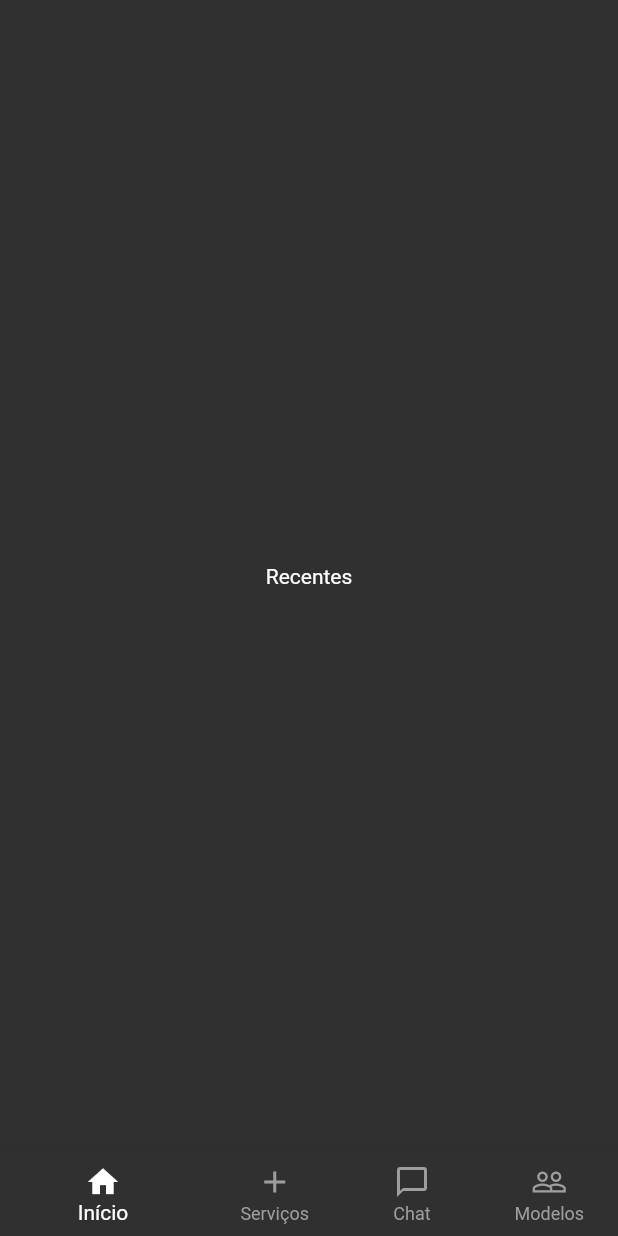
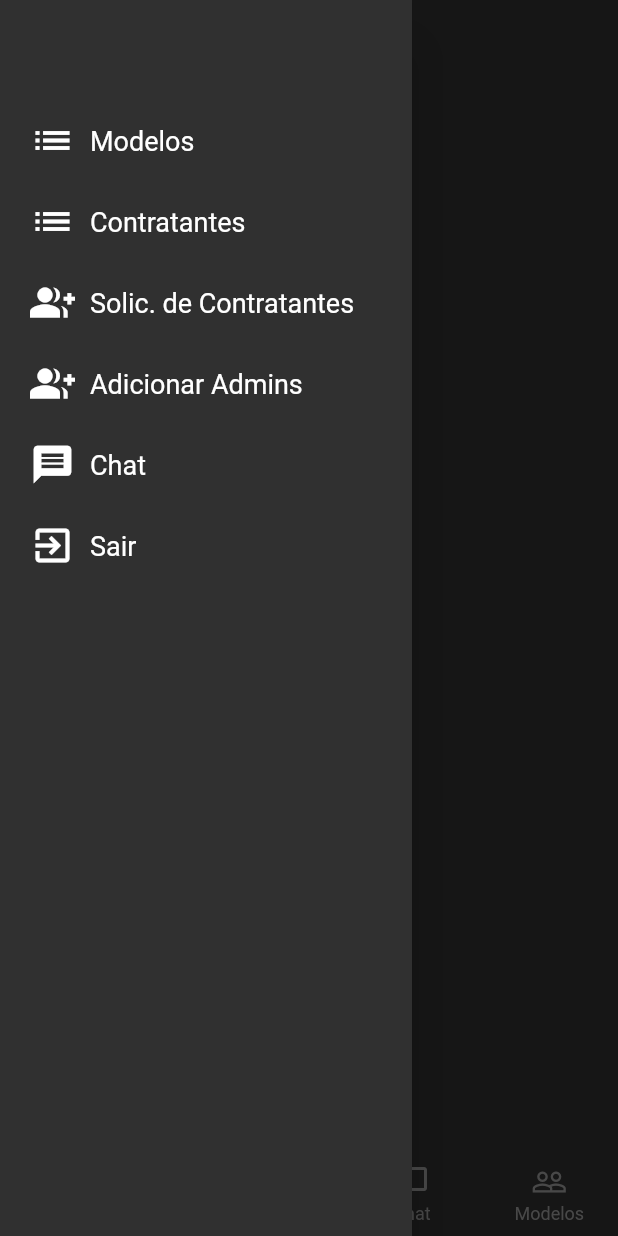
Before and after one commit to kauemurakami/mmodel-front-flutter, a Flutter app: the HomeContratantePage screen opened by its route, with the side drawer open (before the commit the screen has no drawer), on a phone screen of 412 x 824 dp. Run offline on Flutter 3.47's test engine with Material 2 defaults, Android fonts, the phone set to English and light mode, and no system bars; our stand-ins replace get, validators; missing offline and left inert: autocomplete_textfield; Roboto replaces fonts that are missing (Raleway).

Commit message:
upload final

```diff
--- a/vmodel/lib/src/routes/my_routes.dart
+++ b/vmodel/lib/src/routes/my_routes.dart
@@ -1,11 +1,14 @@
 import 'package:get/get.dart';
+import 'package:vmodel/src/ui/android/adicionar_admins/add_admins_page.dart';
 import 'package:vmodel/src/ui/android/alterar_perfil/alterar_perfil_page.dart';
 import 'package:vmodel/src/ui/android/cadastro/cadastro_contratante_page.dart';
 import 'package:vmodel/src/ui/android/cadastro/cadastro_modelo_page.dart';
 import 'package:vmodel/src/ui/android/contratante_home/contratante_home_page.dart';
+import 'package:vmodel/src/ui/android/contratantes_cadastrados/contratantes_cadastrados_page.dart';
 import 'package:vmodel/src/ui/android/login/login_page.dart';
 import 'package:vmodel/src/ui/android/portifolio/user_portifolio.dart';
 import 'package:vmodel/src/ui/android/recuperar_senha.dart/recuperar_senha_widget.dart';
+import 'package:vmodel/src/ui/android/solicitacao_contratante/solicitacao_contratante_page.dart';
 import 'package:vmodel/src/ui/android/splash/splash_page.dart';
 import 'package:vmodel/src/ui/android/tipo_cadastro/tipo_cadastro.dart';
 import 'package:vmodel/src/ui/android/user_home/user_home_page.dart';
@@ -23,5 +26,8 @@ class MyRoutes {
     GetPage(name: '/cadastroContratante', page:()=> CadastroContratantePage()),
     GetPage(name: '/portifolio', page:()=> PortifolioPage()),
     GetPage(name: '/alterarPerfilModelo', page:()=> AlterarPerfilPage()),
+    GetPage(name: '/addAdmin', page:()=> AdicionarAdminPage()),
+    GetPage(name: '/solicitacaoContratante', page:()=> SolicitacaoContratantePage()),
+    GetPage(name: '/contratantesCadastrados', page:()=> ContratantesCadastradosPage()),
   ];
 }
--- a/vmodel/lib/src/ui/android/contratante_home/contratante_home_page.dart
+++ b/vmodel/lib/src/ui/android/contratante_home/contratante_home_page.dart
@@ -1,4 +1,5 @@
 import 'package:flutter/material.dart';
+import 'package:vmodel/src/ui/android/contratante_home/widgets/drawer_contratante.dart';
 import 'package:vmodel/src/ui/android/contratante_home/widgets/telas/chat_contratante_home.dart';
 import 'package:vmodel/src/ui/android/contratante_home/widgets/telas/modelos_contratante_home.dart';
 import 'package:vmodel/src/ui/android/contratante_home/widgets/telas/recentes_cadastrante_home.dart';
@@ -11,11 +12,10 @@ class HomeContratantePage extends StatefulWidget {
 
 class _HomeContratantePageState extends State<HomeContratantePage> {
   var _indiceAtual = 0;
-
+  final GlobalKey<ScaffoldState> _scaffoldKey = GlobalKey<ScaffoldState>();
 
   @override
   Widget build(BuildContext context) {
-
     List<Widget> telas = [
       RecentesPage(),
       ServicosPage(),
@@ -24,16 +24,35 @@ class _HomeContratantePageState extends State<HomeContratantePage> {
     ];
 
     return Scaffold(
-      body:Container(
+      key: _scaffoldKey,
+      drawer: DrawerContratanteWidget(),
+      body: Stack(
+        children: <Widget>[
+          Container(
               color: Colors.red,
               padding: EdgeInsets.all(0),
               child: telas[_indiceAtual]),
+          Positioned(
+            left: 5,
+            child: SafeArea(
+              child: IconButton(
+                icon: Icon(Icons.menu, color: Colors.white),
+                onPressed: () {
+                  //drawer menu
+                  _scaffoldKey.currentState.openDrawer();
+                },
+                splashColor: Theme.of(context).accentColor,
+              ),
+            ),
+          ),
+        ],
+      ),
       bottomNavigationBar: BottomNavigationBar(
           unselectedItemColor: Colors.grey,
           showUnselectedLabels: true,
           type: BottomNavigationBarType.shifting,
           currentIndex: _indiceAtual,
-           onTap: (index){
+          onTap: (index) {
             setState(() {
               _indiceAtual = index;
             });
--- a/vmodel/lib/src/ui/android/widgets/drawer_widget.dart
+++ b/vmodel/lib/src/ui/android/contratante_home/widgets/drawer_contratante.dart
@@ -1,6 +1,7 @@
 import 'package:flutter/material.dart';
+import 'package:get/get.dart';
 
-class DrawerWidget extends StatelessWidget {
+class DrawerContratanteWidget extends StatelessWidget {
   @override
   Widget build(BuildContext context) {
     return Container(
@@ -17,14 +18,14 @@ class DrawerWidget extends StatelessWidget {
                     child: Row(
                       children: <Widget>[
                         Icon(
-                          Icons.content_paste,
+                          Icons.list,
                           size: 30,
                         ),
                         SizedBox(
                           width: 10,
                         ),
                         Text(
-                          "Jobs Candidatados",
+                          "Modelos",
                           style: TextStyle(fontSize: 18),
                         )
                       ],
@@ -39,19 +40,63 @@ class DrawerWidget extends StatelessWidget {
                     child: Row(
                       children: <Widget>[
                         Icon(
-                          Icons.featured_play_list,
+                          Icons.list,
                           size: 30,
                         ),
                         SizedBox(
                           width: 10,
                         ),
                         Text(
-                          "Jobs",
+                          "Contratantes",
                           style: TextStyle(fontSize: 18),
                         )
                       ],
                     ),
-                    onTap: () {},
+                    onTap: ()=> Get.toNamed('contratantesCadastrados')
+                  ),
+                ),
+                Padding(
+                  padding: const EdgeInsets.only(left: 20, top: 24.0),
+                  child: InkWell(
+                    splashColor: Theme.of(context).accentColor,
+                    child: Row(
+                      children: <Widget>[
+                        Icon(
+                          Icons.group_add,
+                          size: 30,
+                        ),
+                        SizedBox(
+                          width: 10,
+                        ),
+                        Text(
+                          "Solic. de Contratantes",
+                          style: TextStyle(fontSize: 18),
+                        )
+                      ],
+                    ),
+                    onTap: (){ Get.toNamed('solicitacaoContratante');},
+                  ),
+                ),
+                Padding(
+                  padding: const EdgeInsets.only(left: 20, top: 24.0),
+                  child: InkWell(
+                    splashColor: Theme.of(context).accentColor,
+                    child: Row(
+                      children: <Widget>[
+                        Icon(
+                          Icons.group_add,
+                          size: 30,
+                        ),
+                        SizedBox(
+                          width: 10,
+                        ),
+                        Text(
+                          "Adicionar Admins",
+                          style: TextStyle(fontSize: 18),
+                        )
+                      ],
+                    ),
+                    onTap: ()=> Get.toNamed('addAdmin'),
                   ),
                 ),
                 Padding(
@@ -69,28 +114,6 @@ class DrawerWidget extends StatelessWidget {
                         ),
                         Text(
                           "Chat",
-                          style: TextStyle(fontSize: 18),
-                        )
-                      ],
-                    ),
-                    onTap: () {},
-                  ),
-                ),
-                Padding(
-                  padding: const EdgeInsets.only(left: 20, top: 24.0),
-                  child: InkWell(
-                    splashColor: Theme.of(context).accentColor,
-                    child: Row(
-                      children: <Widget>[
-                        Icon(
-                          Icons.receipt,
-                          size: 30,
-                        ),
-                        SizedBox(
-                          width: 10,
-                        ),
-                        Text(
-                          "Solicitações",
                           style: TextStyle(fontSize: 18),
                         )
                       ],
--- /dev/null
+++ b/vmodel/lib/src/ui/android/contratantes_cadastrados/helper/g_key.dart
@@ -0,0 +1,6 @@
+import 'package:autocomplete_textfield/autocomplete_textfield.dart';
+import 'package:flutter/widgets.dart';
+
+class GKeys {
+  static final gKey1 = new GlobalKey<AutoCompleteTextFieldState<String>>();
+}
--- a/vmodel/pubspec.yaml
+++ b/vmodel/pubspec.yaml
@@ -30,6 +30,7 @@ dependencies:
   # The following adds the Cupertino Icons font to your application.
   # Use with the CupertinoIcons class for iOS style icons.
   cupertino_icons: ^0.1.3
+  autocomplete_textfield: ^1.7.3
 
 dev_dependencies:
   flutter_test:
```
Also changed, not shown: vmodel/lib/src/ui/android/adicionar_admins/add_admins_page.dart (added, +27 -0 lines), vmodel/lib/src/ui/android/contratante_home/widgets/card_solicitacao_widget.dart (added, +42 -0 lines), vmodel/lib/src/ui/android/contratantes_cadastrados/contratantes_cadastrados_page.dart (added, +39 -0 lines), vmodel/lib/src/ui/android/contratantes_cadastrados/widgets/text_field_widget.dart (added, +39 -0 lines), vmodel/lib/src/ui/android/portifolio/user_portifolio.dart (+2 -5 lines), vmodel/lib/src/ui/android/solicitacao_contratante/solicitacao_contratante_page.dart (added, +51 -0 lines), vmodel/lib/src/ui/android/user_home/user_home_page.dart (+5 -16 lines), vmodel/lib/src/ui/android/user_home/widgets/draggable_widget.dart (+6 -6 lines), vmodel/lib/src/ui/android/user_home/widgets/drawer_user_widget.dart (added, +128 -0 lines), vmodel/lib/src/ui/android/user_home/widgets/icon_button_back_widget.dart (added, +13 -0 lines), vmodel/lib/src/ui/android/widgets/icon_edit_widget.dart (added, +20 -0 lines), vmodel/pubspec.lock. Lines whose indentation alone changed are shown as unchanged.
